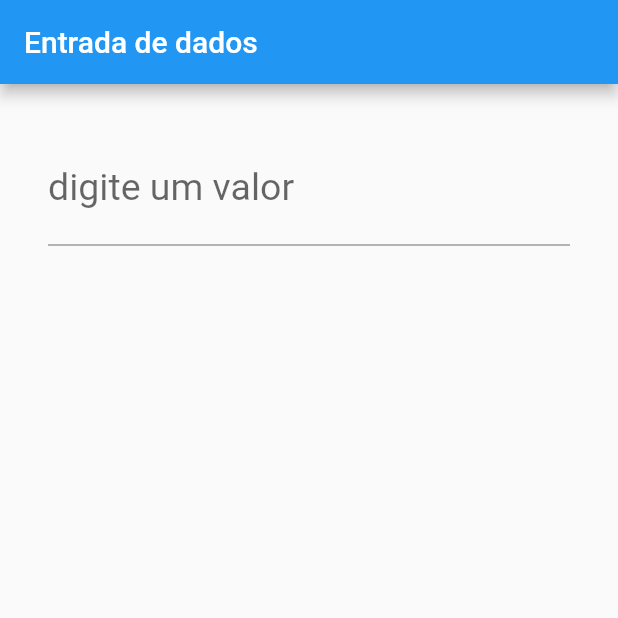
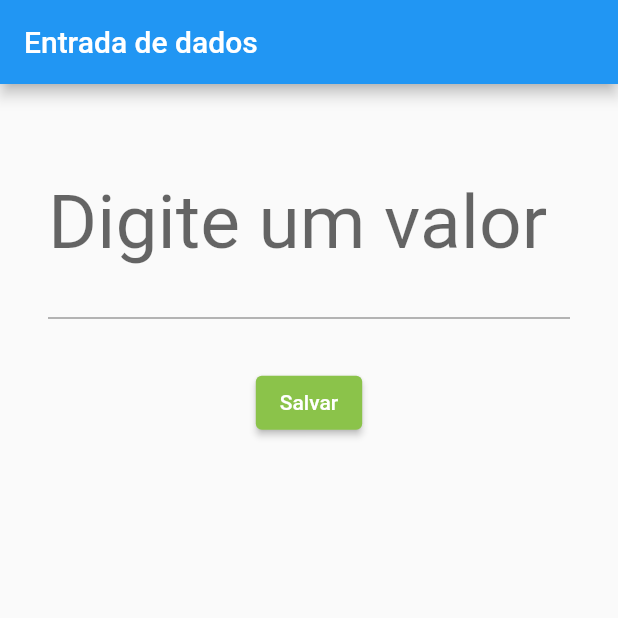
Before and after one commit to guilhermeveras10/entrada_de_dados_flutter, a Flutter app: the screen it shows after launch, on a phone screen of 412 x 824 dp, the top half of it. Run offline on Flutter 3.47's test engine with Material 2 defaults, Android fonts, the phone set to English and light mode, and no system bars.

Commit message:
dados mostrados no click

```diff
--- a/lib/CampoTexto.dart
+++ b/lib/CampoTexto.dart
@@ -1,13 +1,14 @@
 import 'package:flutter/material.dart';
 
 class CampoTexto extends StatefulWidget {
-  const CampoTexto({super.key});
-
   @override
-  State<CampoTexto> createState() => _CampoTextoState();
+  _CampoTextoState createState() => _CampoTextoState();
 }
 
 class _CampoTextoState extends State<CampoTexto> {
+
+  TextEditingController _textEditingController = TextEditingController();
+
   @override
   Widget build(BuildContext context) {
     return Scaffold(
@@ -19,23 +20,39 @@ class _CampoTextoState extends State<CampoTexto> {
           Padding(
             padding: EdgeInsets.all(32),
             child: TextField(
+              //text, number, emailAddress, datetime
               keyboardType: TextInputType.number,
               decoration: InputDecoration(
-                labelText: "digite um valor"
+                labelText: "Digite um valor"
               ),
-              // enabled: true,
-              // maxLength: 2,
+              //enabled: false,
+              //maxLength: 2,
+              //maxLengthEnforced: false,
               style: TextStyle(
-                fontSize: 25,
-                color: Colors.amber
+                fontSize: 50,
+                color: Colors.green
               ),
-              // obscureText: true,
-              onChanged: (String e) {
+              //obscureText: true,
+              /*
+              onChanged: (String texto){
+                print("valor digitado:" +  texto);
+              },*/
+              onSubmitted: (String texto){
+                print("valor digitado:" +  texto);
+              },
+              controller: _textEditingController,
 
-              },
             ),
           ),
-        ]),
+          ElevatedButton(
+            child: Text("Salvar"),
+            style: ElevatedButton.styleFrom(backgroundColor: Colors.lightGreen),
+            onPressed: (){
+              print("valor digitado:" +  _textEditingController.text );
+            },
+          )
+        ],
+      ),
     );
   }
 }
```
